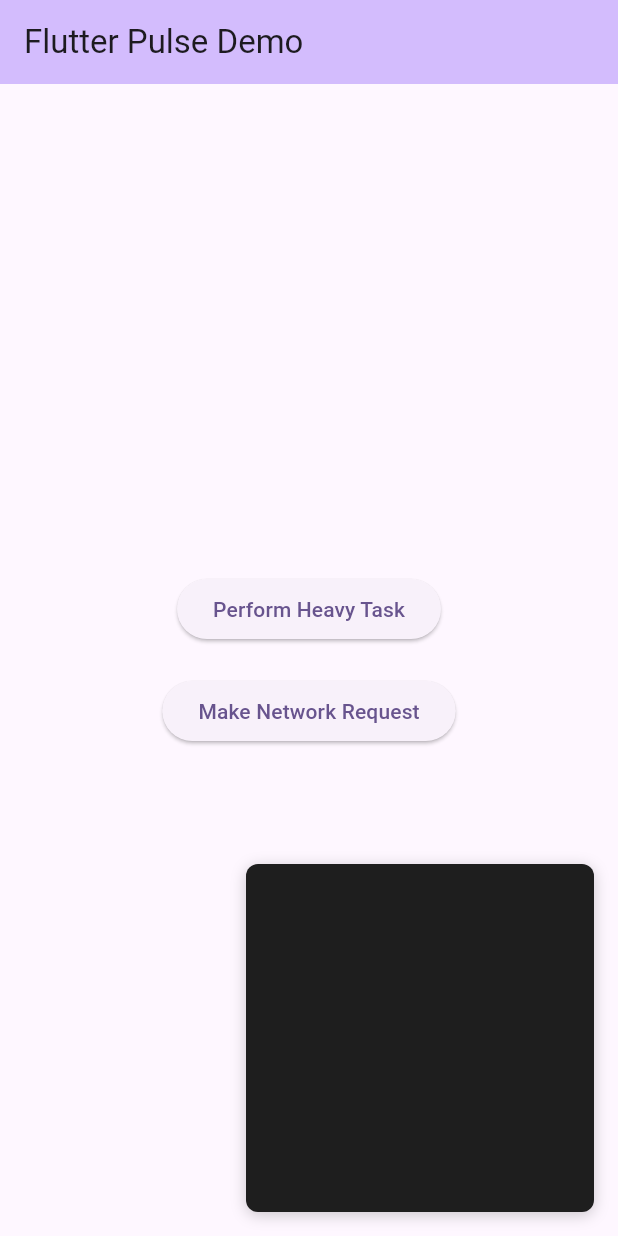
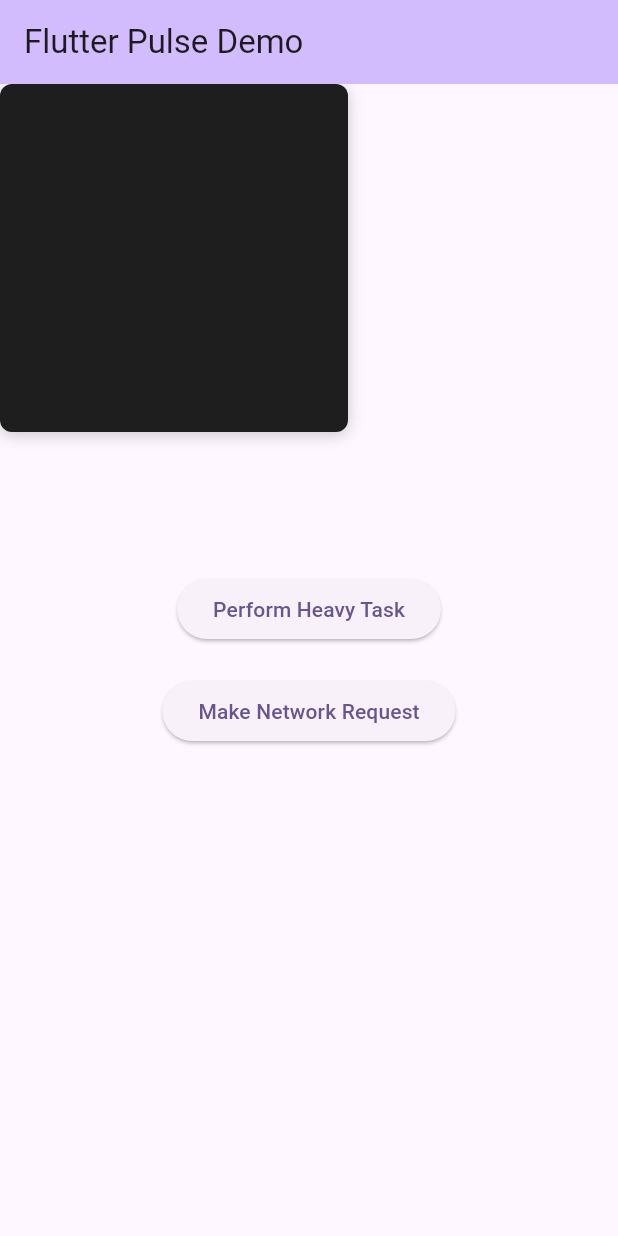
Before and after one commit to jamalihassan0307/flutter_performance_pulse, a Flutter app: the screen it shows after launch, on a phone screen of 412 x 824 dp. Run offline on Flutter 3.47's test engine with Material 3 defaults, Android fonts, the light colour scheme and no system bars; drawn by our look-alikes of fl_chart; our stand-ins replace battery_plus, device_info_plus, dio.

Commit message:
Refactor PerformanceDashboard widget to simplify layout by removing unnecessary Positioned widget, improving readability and maintainability of the code.

```diff
--- a/lib/src/widgets/performance_dashboard.dart
+++ b/lib/src/widgets/performance_dashboard.dart
@@ -66,10 +66,7 @@ class _PerformanceDashboardState extends State<PerformanceDashboard> {
 
   @override
   Widget build(BuildContext context) {
-    return Positioned(
-      right: 16,
-      bottom: 16,
-      child: Container(
+    return Container(
       padding: const EdgeInsets.all(16),
       decoration: BoxDecoration(
         color: widget.theme.backgroundColor,
@@ -89,7 +86,6 @@ class _PerformanceDashboardState extends State<PerformanceDashboard> {
           if (widget.showFPS) _buildFPSChart(),
           if (widget.showCPU) _buildCPUChart(),
         ],
-        ),
       ),
     );
   }
```
Lines whose indentation alone changed are shown as unchanged.
